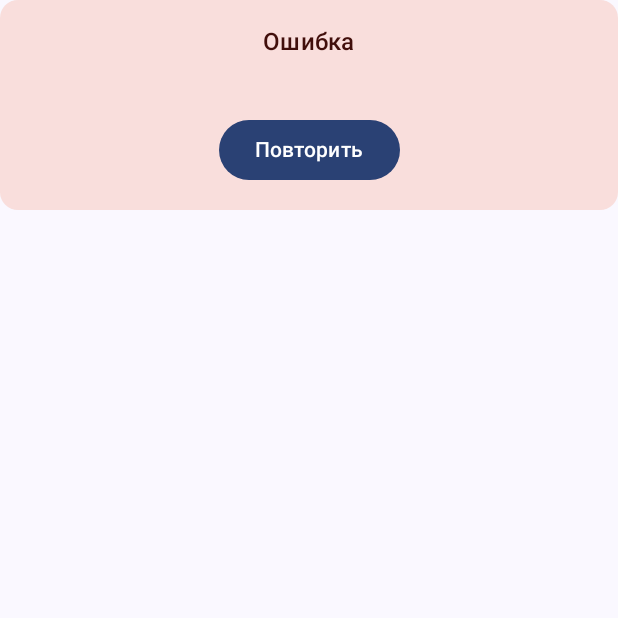
After one commit to Flameindarkness/WeatherForecastKurs, an Android app built with Jetpack Compose: the composable ErrorCard called with empty values, on a phone screen of 412 x 824 dp, the top half of it. The commit adds this screen. Run offline under Robolectric (Android 15) with nearby library versions, the phone set to English and light mode, and no system bars.

Commit message:
fix: местное время, удаление города, список при ошибке
- запрос к Open-Meteo с timezone=auto, чтобы часы были по местному времени города
- город удаляется по карточке, даже если введённое название отличается от названия из API
- ошибка показывается над списком, добавленные города не пропадают
- при неудачном обновлении уже загруженные города остаются в списке

```diff
--- a/app/src/main/java/com/example/weatherapp/data/remote/api/WeatherApiService.kt
+++ b/app/src/main/java/com/example/weatherapp/data/remote/api/WeatherApiService.kt
@@ -15,6 +15,7 @@ interface WeatherApiService {
      * @param longitude Долгота
      * @param hourly Параметры для почасового прогноза (temperature_2m)
      * @param forecastDays Количество дней прогноза (максимум 16)
+     * @param timezone Часовой пояс; "auto" — местное время города
      * @return WeatherForecastDto с прогнозом погоды
      */
     @GET("forecast")
@@ -22,6 +23,7 @@ interface WeatherApiService {
         @Query("latitude") latitude: Double,
         @Query("longitude") longitude: Double,
         @Query("hourly") hourly: String = "temperature_2m",
-        @Query("forecast_days") forecastDays: Int = 16
+        @Query("forecast_days") forecastDays: Int = 16,
+        @Query("timezone") timezone: String = "auto"
     ): WeatherForecastDto
 }
--- /dev/null
+++ b/app/src/main/java/com/example/weatherapp/presentation/ui/component/ErrorCard.kt
@@ -0,0 +1,57 @@
+package com.example.weatherapp.presentation.ui.component
+
+import androidx.compose.foundation.layout.Column
+import androidx.compose.foundation.layout.Spacer
+import androidx.compose.foundation.layout.fillMaxWidth
+import androidx.compose.foundation.layout.height
+import androidx.compose.foundation.layout.padding
+import androidx.compose.material3.Button
+import androidx.compose.material3.Card
+import androidx.compose.material3.CardDefaults
+import androidx.compose.material3.MaterialTheme
+import androidx.compose.material3.Text
+import androidx.compose.runtime.Composable
+import androidx.compose.ui.Alignment
+import androidx.compose.ui.Modifier
+import androidx.compose.ui.unit.dp
+
+/**
+ * Карточка с сообщением об ошибке и кнопкой повтора
+ * @param message Текст ошибки
+ * @param onRetry Callback для повторной загрузки
+ */
+@Composable
+fun ErrorCard(
+    message: String,
+    onRetry: () -> Unit
+) {
+    Card(
+        modifier = Modifier.fillMaxWidth(),
+        colors = CardDefaults.cardColors(
+            containerColor = MaterialTheme.colorScheme.errorContainer
+        )
+    ) {
+        Column(
+            modifier = Modifier
+                .fillMaxWidth()
+                .padding(16.dp),
+            horizontalAlignment = Alignment.CenterHorizontally
+        ) {
+            Text(
+                text = "Ошибка",
+                style = MaterialTheme.typography.titleMedium,
+                color = MaterialTheme.colorScheme.onErrorContainer
+            )
+            Spacer(modifier = Modifier.height(8.dp))
+            Text(
+                text = message,
+                style = MaterialTheme.typography.bodyMedium,
+                color = MaterialTheme.colorScheme.onErrorContainer
+            )
+            Spacer(modifier = Modifier.height(8.dp))
+            Button(onClick = onRetry) {
+                Text("Повторить")
+            }
+        }
+    }
+}
```
Also changed, not shown: app/src/main/java/com/example/weatherapp/presentation/ui/screen/WeatherScreen.kt (+28 -55 lines), app/src/main/java/com/example/weatherapp/presentation/viewmodel/WeatherViewModel.kt (+18 -7 lines).
